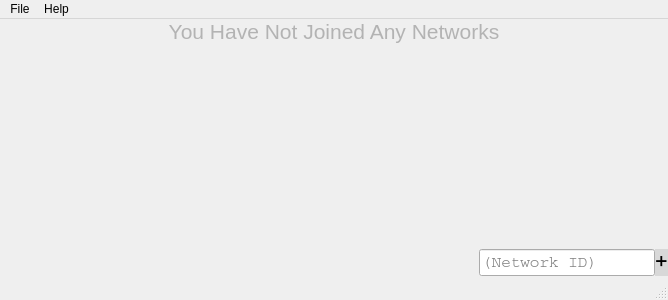
Above: ZeroTierUI/mainwindow.ui from zerotier/ZeroTierOne before the change. Below: the same form after it.
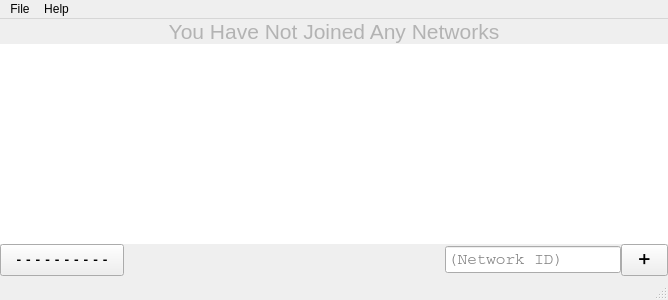
That is the form after the change. Icons and pictures are not drawn.

Commit message: Bunch of UI style improvements.

Diff of the .ui file:
```diff
--- a/ZeroTierUI/mainwindow.ui
+++ b/ZeroTierUI/mainwindow.ui
@@ -106,16 +106,6 @@
       <property name="focusPolicy">
        <enum>Qt::NoFocus</enum>
       </property>
-      <property name="styleSheet">
-       <string notr="true">QListWidget#networkListWidget {
-	background-color: transparent;
-}
-
-QListWidget#networkListWidget::Item {
-	background-color: palette(base);
-	border: 0;
-}</string>
-      </property>
       <property name="frameShape">
        <enum>QFrame::NoFrame</enum>
       </property>
@@ -135,7 +125,7 @@
        <enum>QAbstractItemView::ScrollPerPixel</enum>
       </property>
       <property name="spacing">
-       <number>2</number>
+       <number>0</number>
       </property>
       <property name="uniformItemSizes">
        <bool>true</bool>
@@ -161,7 +151,7 @@
         <number>0</number>
        </property>
        <item>
-        <widget class="QPushButton" name="addressButton">
+        <widget class="QToolButton" name="addressButton">
          <property name="sizePolicy">
           <sizepolicy hsizetype="Minimum" vsizetype="Preferred">
            <horstretch>0</horstretch>
@@ -179,33 +169,14 @@
          <property name="statusTip">
           <string>Your 10-digit ZeroTier address; click to copy to clipboard.</string>
          </property>
-         <property name="styleSheet">
-          <string notr="true">QPushButton {
-	border: 0;
-	text-align: left;
-	padding: 0 5px 0 5px;
-	margin: 0;
-	background-color: transparent;
-}
-
-QPushButton:focus {
-	background-color: rgba(0,0,0,15);
-}
-
-QPushButton:hover {
-	background-color: rgba(0,0,0,15);
-}
-
-QPushButton:pressed {
-	background-color: rgba(0,0,0,75);
-}
-s</string>
-         </property>
          <property name="text">
-          <string/>
+          <string notr="true">----------</string>
          </property>
-         <property name="flat">
-          <bool>true</bool>
+         <property name="toolButtonStyle">
+          <enum>Qt::ToolButtonTextOnly</enum>
+         </property>
+         <property name="class" stdset="0">
+          <string notr="true">clickToCopy</string>
          </property>
         </widget>
        </item>
@@ -225,11 +196,6 @@
          <property name="statusTip">
           <string>Your network connection status.</string>
          </property>
-         <property name="styleSheet">
-          <string notr="true">padding: 0 0.75em 0 0.75em;
-margin: 0 4px 0 0;
-</string>
-         </property>
          <property name="text">
           <string/>
          </property>
@@ -267,7 +233,7 @@
         </widget>
        </item>
        <item>
-        <widget class="QPushButton" name="joinNetworkButton">
+        <widget class="QToolButton" name="joinNetworkButton">
          <property name="sizePolicy">
           <sizepolicy hsizetype="Minimum" vsizetype="Preferred">
            <horstretch>0</horstretch>
@@ -285,33 +251,9 @@
          <property name="statusTip">
           <string>Join this network.</string>
          </property>
-         <property name="styleSheet">
-          <string notr="true">QPushButton {
-	padding: 0 0.8em 0 0.8em;
-	margin: 0;
-	border: 0;
-	background-color: rgba(0,0,0,25);
-}
-
-QPushButton:focus {
-	background-color: rgba(0,0,0,33);
-}
-
-QPushButton:hover {
-	background-color: rgba(0,0,0,33);
-}
-
-QPushButton:pressed {
-	background-color: rgba(0,0,0,75);
-}
-</string>
-         </property>
          <property name="text">
           <string notr="true">+</string>
          </property>
-         <property name="flat">
-          <bool>true</bool>
-         </property>
         </widget>
        </item>
       </layout>
```
The commit also changes 7 other files.
